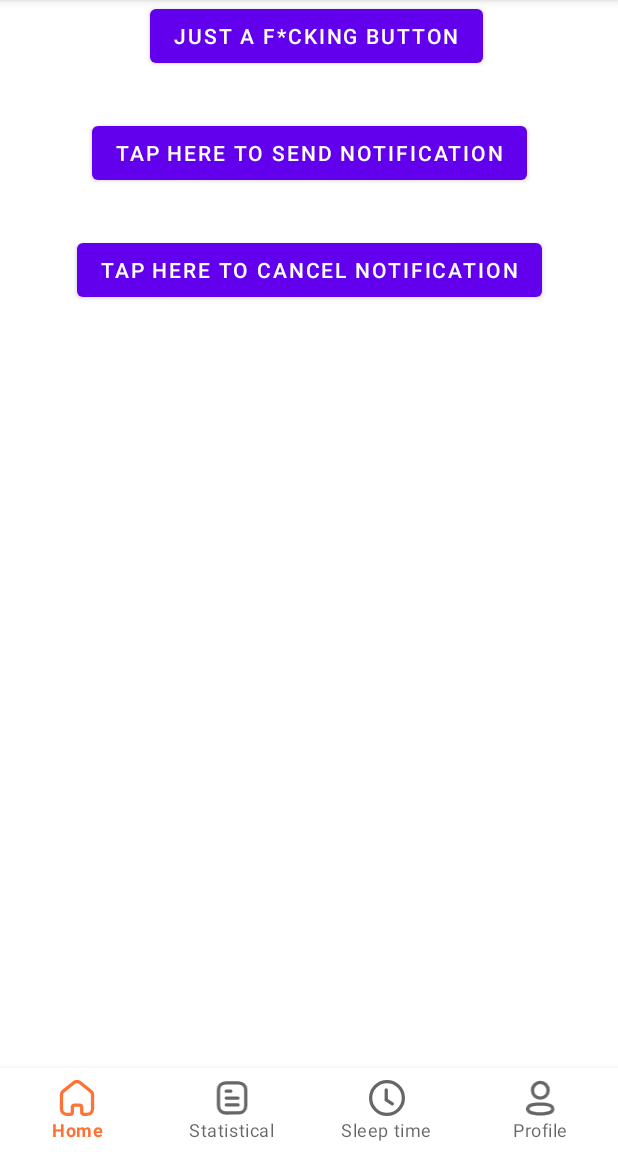
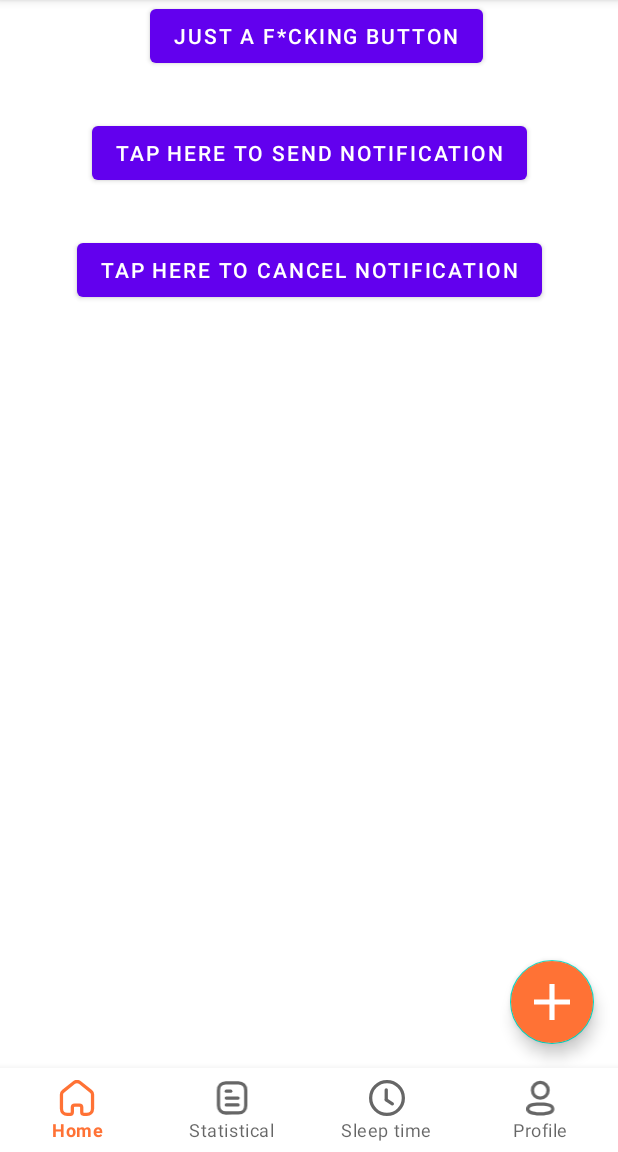
Before and after one commit to DawnHNguyen/Track-Habit, an Android app: the screen it shows after launch (HomeActivity), on a phone screen of 412 x 824 dp, the part 84-1236 px from its top. Run offline under Robolectric (Android 15) with nearby library versions, the phone set to English and light mode, and no system bars; our stand-ins replace Dagger/Hilt's generated code, data binding.

Commit message:
TH-59 #ready-for-test #time 30m Code FAB in activity_home.xml, haven't handle logic

```diff
--- /dev/null
+++ b/feature/trackhabit/src/main/res/drawable/ic_plus_fab.xml
@@ -0,0 +1,9 @@
+<vector xmlns:android="http://schemas.android.com/apk/res/android"
+    android:width="14dp"
+    android:height="14dp"
+    android:viewportWidth="14"
+    android:viewportHeight="14">
+  <path
+      android:fillColor="#ffffff"
+      android:pathData="M8,0H6V6H0V8H6V14H8V8H14V6L8,5.9999V0Z"/>
+</vector>
--- a/feature/trackhabit/src/main/res/layout/activity_home.xml
+++ b/feature/trackhabit/src/main/res/layout/activity_home.xml
@@ -57,5 +57,17 @@
             app:labelVisibilityMode="labeled"
             android:theme="@style/BottomNavigationTheme"
             app:menu="@menu/bottom_nav_menu"/>
+
+        <com.google.android.material.floatingactionbutton.FloatingActionButton
+            android:id="@+id/fab_activityhome_addhabit"
+            android:layout_width="wrap_content"
+            android:layout_height="wrap_content"
+            android:layout_margin="@dimen/margin_activityhome_fab"
+            android:backgroundTint="@color/maincolor_orange"
+            android:src="@drawable/ic_plus_fab"
+            app:fabSize="auto"
+            app:layout_constraintBottom_toTopOf="@id/bottomnav_activityhome_bottomnav"
+            app:layout_constraintEnd_toEndOf="parent"
+            app:tint="@color/white"/>
     </androidx.constraintlayout.widget.ConstraintLayout>
 </layout>
--- /dev/null
+++ b/feature/trackhabit/src/main/res/values/dimens.xml
@@ -0,0 +1,4 @@
+<?xml version="1.0" encoding="utf-8"?>
+<resources>
+    <dimen name="margin_activityhome_fab">16dp</dimen>
+</resources>
```
